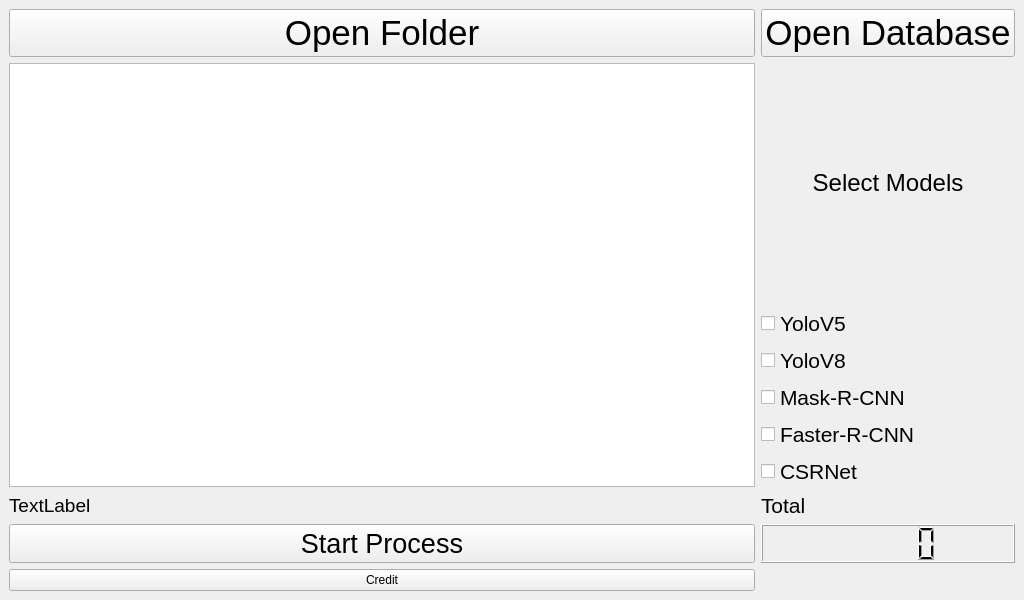
Qt form GUI/main-window.ui (mossZmossZ/basketball-court-crowd-counting) before a commit.
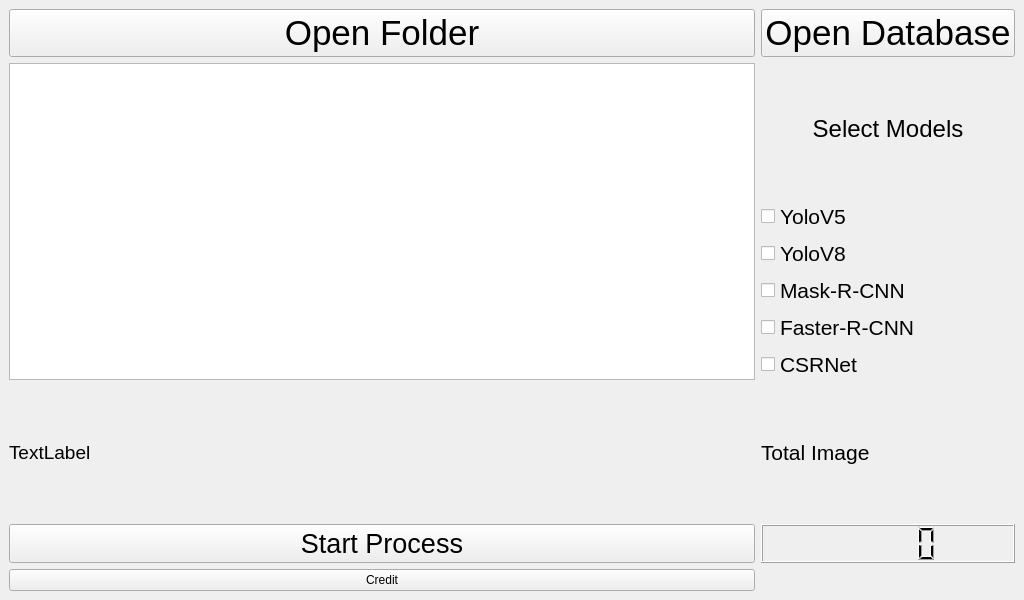
The same form after that commit.

Patch:
```diff
--- a/GUI/main-window.ui
+++ b/GUI/main-window.ui
@@ -15,19 +15,22 @@
   </property>
   <widget class="QWidget" name="centralwidget">
    <layout class="QGridLayout" name="gridLayout">
-    <item row="0" column="1">
-     <widget class="QPushButton" name="OpenDatabase">
+    <item row="5" column="1">
+     <widget class="QLCDNumber" name="CountImg"/>
+    </item>
+    <item row="0" column="0">
+     <widget class="QPushButton" name="OpenFolderButton">
       <property name="font">
        <font>
         <pointsize>26</pointsize>
        </font>
       </property>
       <property name="text">
-       <string>Open Database</string>
+       <string>Open Folder</string>
       </property>
      </widget>
     </item>
-    <item row="1" column="0">
+    <item row="1" column="0" rowspan="2">
      <widget class="QTableView" name="tableFolder">
       <property name="font">
        <font>
@@ -36,7 +39,7 @@
       </property>
      </widget>
     </item>
-    <item row="2" column="1">
+    <item row="4" column="1">
      <widget class="QLabel" name="Number">
       <property name="font">
        <font>
@@ -44,26 +47,11 @@
        </font>
       </property>
       <property name="text">
-       <string>Total</string>
+       <string>Total Image</string>
       </property>
      </widget>
     </item>
-    <item row="3" column="1">
-     <widget class="QLCDNumber" name="CountImg"/>
-    </item>
-    <item row="2" column="0">
-     <widget class="QLabel" name="FolderLabel">
-      <property name="font">
-       <font>
-        <pointsize>14</pointsize>
-       </font>
-      </property>
-      <property name="text">
-       <string>TextLabel</string>
-      </property>
-     </widget>
-    </item>
-    <item row="3" column="0">
+    <item row="5" column="0">
      <widget class="QPushButton" name="ProcessButton">
       <property name="font">
        <font>
@@ -76,43 +64,40 @@
      </widget>
     </item>
     <item row="4" column="0">
+     <widget class="QLabel" name="FolderLabel">
+      <property name="font">
+       <font>
+        <pointsize>14</pointsize>
+       </font>
+      </property>
+      <property name="text">
+       <string>TextLabel</string>
+      </property>
+     </widget>
+    </item>
+    <item row="0" column="1">
+     <widget class="QPushButton" name="OpenDatabase">
+      <property name="font">
+       <font>
+        <pointsize>26</pointsize>
+       </font>
+      </property>
+      <property name="text">
+       <string>Open Database</string>
+      </property>
+     </widget>
+    </item>
+    <item row="6" column="0">
      <widget class="QPushButton" name="CreditButton">
       <property name="text">
        <string>Credit</string>
       </property>
      </widget>
     </item>
-    <item row="0" column="0">
-     <widget class="QPushButton" name="OpenFolderButton">
-      <property name="font">
-       <font>
-        <pointsize>26</pointsize>
-       </font>
-      </property>
-      <property name="text">
-       <string>Open Folder</string>
-      </property>
-     </widget>
-    </item>
-    <item row="1" column="1">
+    <item row="2" column="1">
      <layout class="QVBoxLayout" name="verticalLayout">
       <item>
-       <widget class="QLabel" name="label">
-        <property name="font">
-         <font>
-          <pointsize>18</pointsize>
-         </font>
-        </property>
-        <property name="text">
-         <string>Select Models</string>
-        </property>
-        <property name="alignment">
-         <set>Qt::AlignCenter</set>
-        </property>
-       </widget>
-      </item>
-      <item>
-       <widget class="QCheckBox" name="checkBox">
+       <widget class="QCheckBox" name="YoloV5_CheckBox">
         <property name="font">
          <font>
           <pointsize>16</pointsize>
@@ -127,7 +112,7 @@
        </widget>
       </item>
       <item>
-       <widget class="QCheckBox" name="checkBox_2">
+       <widget class="QCheckBox" name="YoloV8_CheckBox">
         <property name="font">
          <font>
           <pointsize>16</pointsize>
@@ -139,7 +124,7 @@
        </widget>
       </item>
       <item>
-       <widget class="QCheckBox" name="checkBox_3">
+       <widget class="QCheckBox" name="MaskRcheckBox">
         <property name="font">
          <font>
           <pointsize>16</pointsize>
@@ -151,7 +136,7 @@
        </widget>
       </item>
       <item>
-       <widget class="QCheckBox" name="checkBox_4">
+       <widget class="QCheckBox" name="FasterRCheckbox">
         <property name="font">
          <font>
           <pointsize>16</pointsize>
@@ -163,7 +148,7 @@
        </widget>
       </item>
       <item>
-       <widget class="QCheckBox" name="checkBox_5">
+       <widget class="QCheckBox" name="CSRNetcheckBox">
         <property name="font">
          <font>
           <pointsize>16</pointsize>
@@ -176,6 +161,21 @@
       </item>
      </layout>
     </item>
+    <item row="1" column="1">
+     <widget class="QLabel" name="label">
+      <property name="font">
+       <font>
+        <pointsize>18</pointsize>
+       </font>
+      </property>
+      <property name="text">
+       <string>Select Models</string>
+      </property>
+      <property name="alignment">
+       <set>Qt::AlignCenter</set>
+      </property>
+     </widget>
+    </item>
    </layout>
   </widget>
   <widget class="QMenuBar" name="menubar">
@@ -184,7 +184,7 @@
      <x>0</x>
      <y>0</y>
      <width>1024</width>
-     <height>26</height>
+     <height>21</height>
     </rect>
    </property>
   </widget>
```
